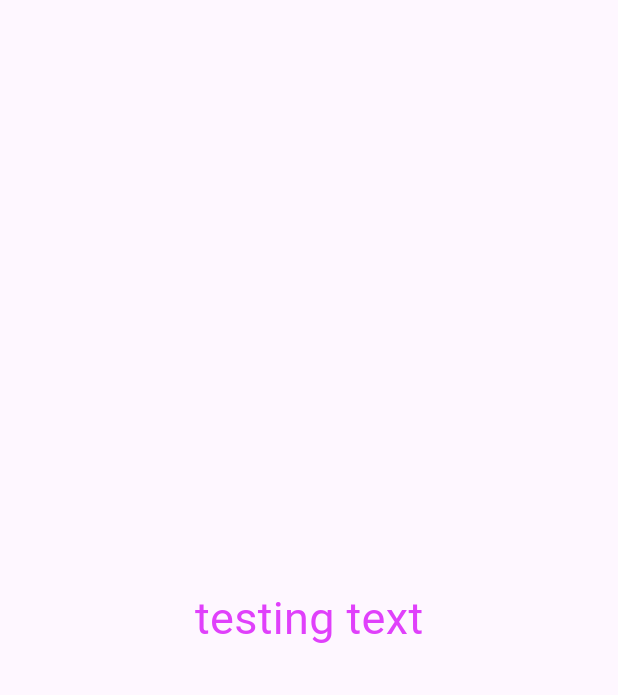
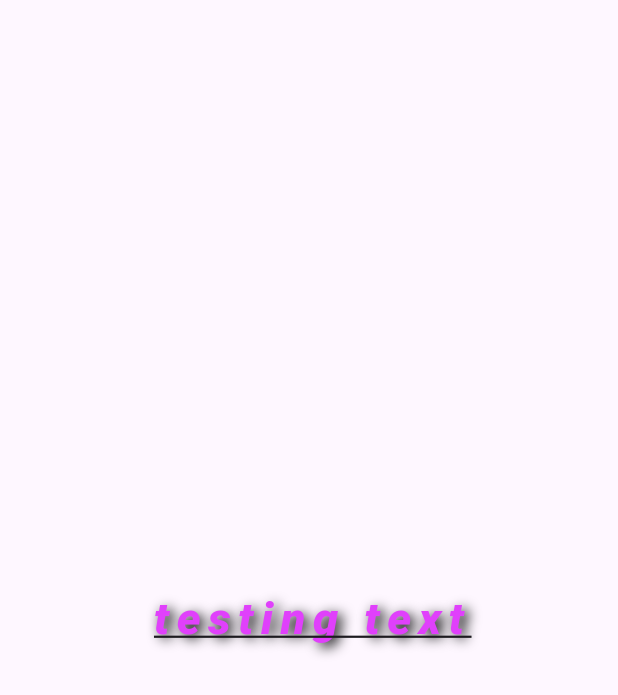
Before and after one commit to DhaniKWP/flutter-playground-3, a Flutter app: the screen it shows after launch, on a phone screen of 412 x 824 dp. Shown: the top 695 px of the screen. Run offline on Flutter 3.47's test engine with Material 3 defaults, Android fonts, the phone set to English and light mode, and no system bars; Roboto replaces fonts that are missing (Arial).

Commit message:
widget properties

```diff
--- a/lib/main.dart
+++ b/lib/main.dart
@@ -29,7 +29,19 @@ class BasicTextWidget extends StatelessWidget {
       'testing text',
       style: TextStyle(
         fontSize: 30,
+        fontWeight: FontWeight.w900,
+        fontStyle: FontStyle.italic,
+        fontFamily: 'Arial',
+        decoration: TextDecoration.underline,
+        letterSpacing: 5,
         color: Colors.purpleAccent,
+        shadows: [
+          Shadow(
+            blurRadius: 10,
+            offset: Offset(3, 3),
+            color: Colors.black,
+          ),
+        ],
       ),
     );
   }
```
